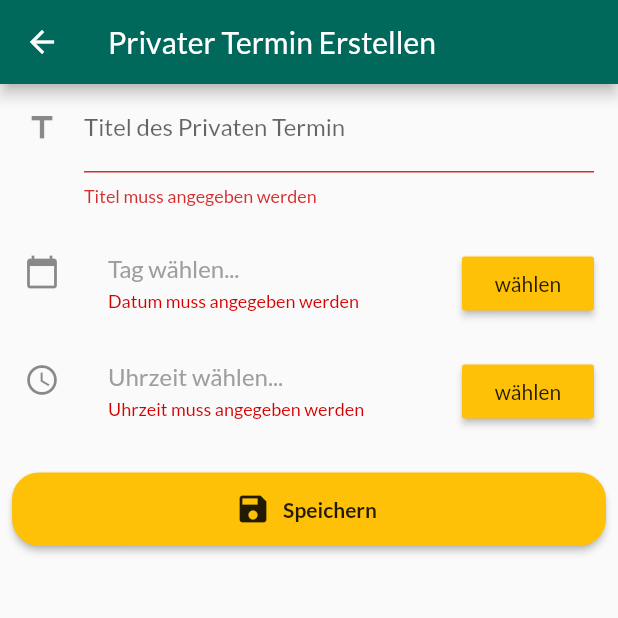
After one commit to schmt5/papp, a Flutter app: the CreatePrivateAppointmentScreen screen opened by its route, after a tap on "Speichern", on a phone screen of 412 x 824 dp, the top half of it. The commit adds this screen. Run offline on Flutter 3.47's test engine with Material 2 defaults, Android fonts, the phone set to English and light mode, and no system bars; our stand-ins replace flare_flutter, flutter_speed_dial, shared_preferences, sqflite; missing offline and left inert: barcode_scan, flare_dart; accounts and stored records are empty.

Commit message:
add CreateExercise and CreatePrivateAppointment Screens

```diff
--- a/papp/lib/papp.dart
+++ b/papp/lib/papp.dart
@@ -18,6 +18,8 @@ import './screens/create_appointment_screen.dart';
 import './screens/congratulation_screen.dart';
 import './screens/onboarding_screen.dart';
 import './screens/create_therapy_screen.dart';
+import './screens/create_exercise_screen.dart';
+import './screens/create_private_appointment_screen.dart';
 
 class Papp extends StatelessWidget {
   @override
@@ -65,6 +67,9 @@ class Papp extends StatelessWidget {
                 CongratulationScreen.routeName: (ctx) => CongratulationScreen(),
                 OnboardingScreen.routeName: (ctx) => OnboardingScreen(),
                 CreateTherapyScreen.routeName: (ctx) => CreateTherapyScreen(),
+                CreateExerciseScreen.routeName: (ctx) => CreateExerciseScreen(),
+                CreatePrivateAppointmentScreen.routeName: (ctx) =>
+                    CreatePrivateAppointmentScreen(),
               },
             ),
           );
--- /dev/null
+++ b/papp/lib/screens/create_private_appointment_screen.dart
@@ -0,0 +1,230 @@
+import 'package:intl/intl.dart';
+
+import 'package:flutter/material.dart';
+import 'package:provider/provider.dart';
+
+import '../providers/appointments.dart';
+import '../models/private_appointment_model.dart';
+import '../models/appointment_type.dart';
+
+class CreatePrivateAppointmentScreen extends StatefulWidget {
+  static const routeName = '/create-private-appointment';
+  @override
+  _CreatePrivateAppointmentScreenState createState() =>
+      _CreatePrivateAppointmentScreenState();
+}
+
+class _CreatePrivateAppointmentScreenState
+    extends State<CreatePrivateAppointmentScreen> {
+  final _form = GlobalKey<FormState>();
+  DateTime _selectedDate;
+  TimeOfDay _selectedTime;
+  PrivateAppointmentModel _createdItem;
+
+  void _saveForm() {
+    var isValid = _form.currentState.validate();
+    if (isValid) {
+      // Get values from _selectedDate and _selectedTime
+      var year = _selectedDate.year;
+      var month = _selectedDate.month;
+      var day = _selectedDate.day;
+      var hour = _selectedTime.hour;
+      var minute = _selectedTime.minute;
+      var second = _selectedDate.second;
+      var millisecond = _selectedDate.millisecond;
+
+      // create new DateTime including selected Date and selected Time
+      // second and millisecond are importent for the id of the appointment.
+      var dateTime =
+          DateTime(year, month, day, hour, minute, second, millisecond);
+
+      _createdItem = PrivateAppointmentModel(
+        id: dateTime.millisecondsSinceEpoch,
+        type: AppointmentType.Private,
+        title: null,
+        dateTime: dateTime,
+      );
+
+      // save Form, this add the other values (category, place, supervisor)
+      _form.currentState.save();
+
+      // insert createdItem [TherapyModel] into Database
+      Provider.of<Appointments>(context, listen: false)
+          .addAppointment(_createdItem);
+
+      Navigator.pop(context);
+    }
+  }
+
+  void _selectDate() {
+    showDatePicker(
+      context: context,
+      initialDate: DateTime.now(),
+      firstDate: DateTime.now().subtract(Duration(days: 1)),
+      lastDate: DateTime.now().add(Duration(days: 365)),
+    ).then((pickedDate) {
+      if (pickedDate == null) {
+        return;
+      }
+      setState(() {
+        _selectedDate = pickedDate;
+      });
+    });
+  }
+
+  void _selectTime() {
+    showTimePicker(
+      context: context,
+      initialTime: TimeOfDay.now(),
+    ).then((pickedTime) {
+      if (pickedTime == null) {
+        return;
+      }
+      setState(() {
+        _selectedTime = pickedTime;
+      });
+    });
+  }
+
+  @override
+  Widget build(BuildContext context) {
+    return Scaffold(
+      appBar: AppBar(
+        title: Text('Privater Termin Erstellen'),
+      ),
+      body: Form(
+        key: _form,
+        child: ListView(
+          children: <Widget>[
+            Padding(
+              padding: const EdgeInsets.symmetric(horizontal: 16),
+              child: TextFormField(
+                decoration: InputDecoration(
+                    labelText: 'Titel des Privaten Termin',
+                    icon: Icon(Icons.title)),
+                validator: (val) {
+                  if (val.isEmpty) {
+                    return 'Titel muss angegeben werden';
+                  }
+                  return null;
+                },
+                onSaved: (val) {
+                  _createdItem.title = val;
+                },
+              ),
+            ),
+            _buildDateTimePicker(),
+            _buildSaveButton(),
+          ],
+        ),
+      ),
+    );
+  }
+
+  Widget _buildSaveButton() {
+    return Padding(
+      padding: const EdgeInsets.only(top: 18, left: 8, right: 8),
+      child: RaisedButton.icon(
+        label: Padding(
+          padding: const EdgeInsets.symmetric(
+            vertical: 16,
+          ),
+          child: Text(
+            'Speichern',
+            style: TextStyle(
+              fontWeight: FontWeight.w600,
+            ),
+          ),
+        ),
+        icon: Icon(Icons.save),
+        color: Theme.of(context).accentColor,
+        shape: RoundedRectangleBorder(
+          borderRadius: BorderRadius.circular(18),
+        ),
+        onPressed: _saveForm,
+      ),
+    );
+  }
+
+  Widget _buildDateTimePicker() {
+    return Padding(
+      padding: const EdgeInsets.only(top: 16),
+      child: Column(
+        children: <Widget>[
+          FormField(
+            validator: (_) {
+              if (_selectedDate == null) {
+                return 'Datum muss angegeben werden';
+              }
+              return null;
+            },
+            builder: (state) => ListTile(
+              onTap: _selectDate,
+              leading: Icon(Icons.calendar_today),
+              title: _selectedDate == null
+                  ? Text(
+                      'Tag wählen...',
+                      style: TextStyle(
+                        color: Colors.grey,
+                      ),
+                    )
+                  : Text(
+                      DateFormat.MMMEd('de_CH').format(_selectedDate),
+                    ),
+              subtitle: state.hasError
+                  ? Text(state.errorText,
+                      style: TextStyle(
+                        color: Colors.redAccent[700],
+                        fontSize: 12,
+                      ))
+                  : Container(),
+              trailing: RaisedButton(
+                child: Text(
+                  'wählen',
+                ),
+                onPressed: _selectDate,
+                color: Theme.of(context).accentColor,
+              ),
+            ),
+          ),
+          FormField(
+            validator: (_) {
+              if (_selectedTime == null) {
+                return 'Uhrzeit muss angegeben werden';
+              }
+              return null;
+            },
+            builder: (state) => ListTile(
+              onTap: _selectTime,
+              leading: Icon(Icons.access_time),
+              title: _selectedTime == null
+                  ? Text(
+                      'Uhrzeit wählen...',
+                      style: TextStyle(
+                        color: Colors.grey,
+                      ),
+                    )
+                  : Text('${_selectedTime.hour}:${_selectedTime.minute} Uhr'),
+              subtitle: state.hasError
+                  ? Text(
+                      state.errorText,
+                      style: TextStyle(
+                        color: Colors.redAccent[700],
+                        fontSize: 12,
+                      ),
+                    )
+                  : Container(),
+              trailing: RaisedButton(
+                child: Text(
+                  'wählen',
+                ),
+                onPressed: _selectTime,
+                color: Theme.of(context).accentColor,
+              ),
+            ),
+          ),
+        ],
+      ),
+    );
+  }
+}
```
Also changed, not shown: papp/lib/screens/create_exercise_screen.dart (added, +230 -0 lines), papp/lib/screens/home_screen.dart (+9 -5 lines).
